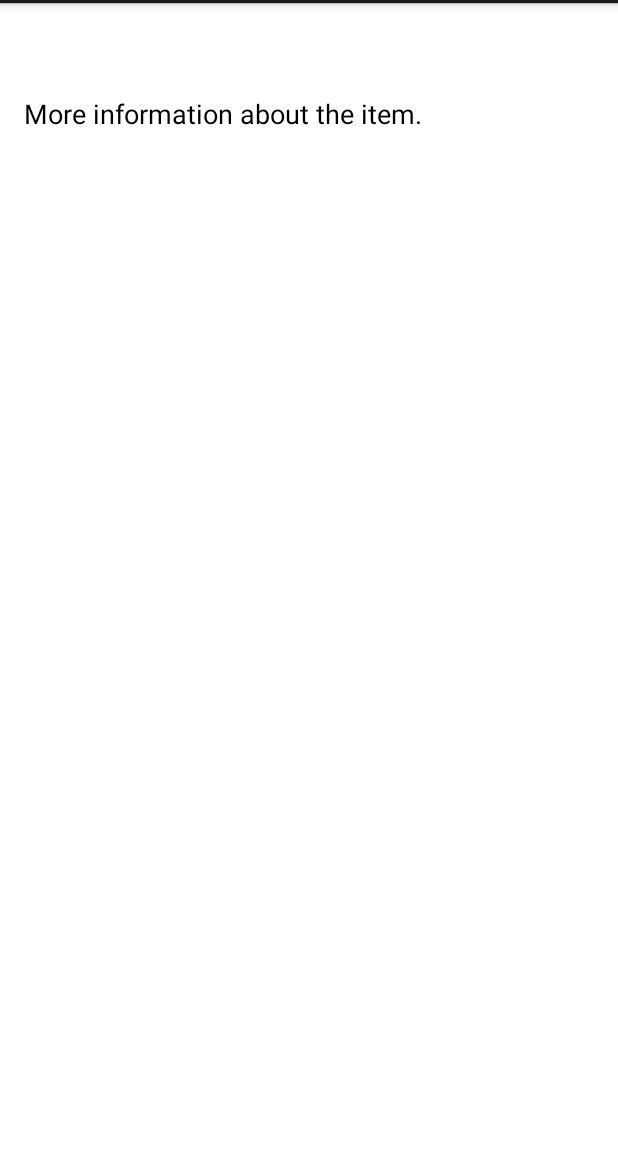
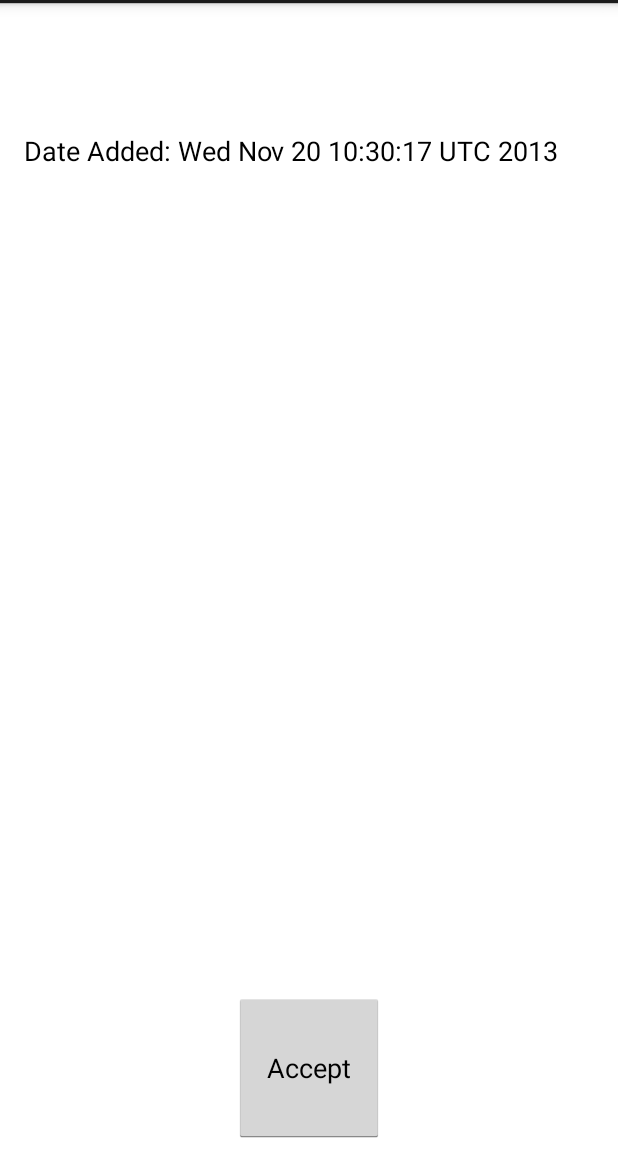
Before and after one commit to Zhomans/MobileProtoSprint3, an Android app: the ViewPagerFragment screen opened directly, with no data from a screen before it, on a phone screen of 412 x 824 dp, the part 69-1236 px from its top. Run offline under Robolectric (Android 15) with nearby library versions, the phone set to English and light mode, and no system bars.

Commit message:
Accept Button, Task deletion, Empty Page when nothing in DB

```diff
--- a/Otters/Otters/src/main/java/com/sprint3/otters/MakeTask.java
+++ b/Otters/Otters/src/main/java/com/sprint3/otters/MakeTask.java
@@ -61,9 +61,8 @@ public class MakeTask extends Activity{
                 task.setId("");
                 db.addTask(task);
 
-//                ArrayList<Task> tasks = db.getTasksBySize("small");
 
-                Intent i = new Intent(getApplicationContext(), Bing.class); // creates a new intent i, which is how Android passes information between activities, and defines this intent as a way to navigate to the SecondActivity
+                Intent i = new Intent(getApplicationContext(), MainActivity.class); // creates a new intent i, which is how Android passes information between activities, and defines this intent as a way to navigate to the SecondActivity
                 startActivity(i); // tells Android to make the intent active
             }
         });
--- a/Otters/Otters/src/main/java/com/sprint3/otters/ViewPagerFragment.java
+++ b/Otters/Otters/src/main/java/com/sprint3/otters/ViewPagerFragment.java
@@ -1,12 +1,16 @@
 package com.sprint3.otters;
 
 import android.content.Context;
+import android.content.Intent;
 import android.os.Bundle;
 import android.support.v4.app.Fragment;
 import android.view.LayoutInflater;
 import android.view.View;
 import android.view.ViewGroup;
+import android.widget.AdapterView;
+import android.widget.Button;
 import android.widget.TextView;
+import android.widget.Toast;
 
 import java.util.ArrayList;
 
@@ -25,15 +29,44 @@ public class ViewPagerFragment extends Fragment {
 
     @Override
     public View onCreateView(LayoutInflater inflater, ViewGroup container,Bundle savedInstanceState) {
-        ViewGroup root = (ViewGroup) inflater.inflate(R.layout.fragment_screen_slide_page, null);
+        ViewGroup root;
         tasks = ((ViewPagerActivity) getActivity()).getTasks();
 
         if (tasks.size() > 0) {
-        ((TextView) root.findViewById(R.id.TaskTitle)).setText(
-                tasks.get(position).name);
-        } else {
-            ((TextView) root.findViewById(R.id.TaskTitle)).setText("Error: Nothing in DB of this size.");
+            root = (ViewGroup) inflater.inflate(R.layout.fragment_screen_slide_page, null);
+            final Task task = tasks.get(position);
+            ((TextView) root.findViewById(R.id.TaskTitle)).setText(
+                    task.name);
+            ((TextView) root.findViewById(R.id.TaskDescription)).setText(
+                    task.description);
+            ((TextView) root.findViewById(R.id.TaskDate)).setText(
+                    "Date Added: " + task.date);
+
+            final DBHandler db = new DBHandler(this.getActivity());
+            db.open();
+
+            Button accept = (Button) root.findViewById(R.id.acceptButton);
+            accept.setOnClickListener(new View.OnClickListener() {
+                @Override
+                public void onClick(View view) {
+
+                    if (task.reoccuring == 0){
+                        db.deleteTaskById(task.id);
+                        Toast.makeText(getActivity(), "Accepted non-recurring task: " + task.name, Toast.LENGTH_SHORT).show();
+                    } else {
+                        Toast.makeText(getActivity(), "Accepted recurring task: " + task.name, Toast.LENGTH_SHORT).show();
+                    }
+
+                    Intent i = new Intent(getActivity().getApplicationContext(), MainActivity.class);
+                    startActivity(i);
+                };
+            });
+
+
+
         }
+
+        else { root = (ViewGroup) inflater.inflate(R.layout.fragment_screen_slide_empty_page, null); }
 
         return root;
     }
--- a/Otters/Otters/src/main/res/layout/fragment_screen_slide_page.xml
+++ b/Otters/Otters/src/main/res/layout/fragment_screen_slide_page.xml
@@ -1,31 +1,44 @@
 <?xml version="1.0" encoding="utf-8"?>
 
-<ScrollView xmlns:android="http://schemas.android.com/apk/res/android"
-    android:id="@+id/content"
-    android:layout_width="match_parent"
-    android:layout_height="match_parent">
 
-    <LinearLayout android:layout_width="match_parent"
-        android:layout_height="wrap_content"
-        android:orientation="vertical"
+    <RelativeLayout xmlns:android="http://schemas.android.com/apk/res/android"
+        android:layout_width="match_parent"
+        android:layout_height="fill_parent"
+        android:id="@+id/content"
         android:padding="16dp">
 
         <TextView
             style="?android:textAppearanceLarge"
             android:id="@+id/TaskTitle"
             android:textStyle="bold"
-            android:text="Item Title"
+            android:text="Task Title"
             android:layout_width="match_parent"
             android:layout_height="wrap_content"
-            android:layout_marginBottom="16dp" />
+            android:layout_marginBottom="16dp"
+            android:textAlignment="center"/>
 
         <TextView style="?android:textAppearanceMedium"
             android:id="@+id/TaskDescription"
             android:lineSpacingMultiplier="1.2"
             android:layout_width="match_parent"
             android:layout_height="wrap_content"
+            android:layout_below="@id/TaskTitle"
             android:text="More information about the item." />
 
-    </LinearLayout>
+        <TextView style="?android:textAppearanceMedium"
+            android:id="@+id/TaskDate"
+            android:lineSpacingMultiplier="1.2"
+            android:layout_width="match_parent"
+            android:layout_height="wrap_content"
+            android:layout_below="@id/TaskDescription"
+            android:text="Date" />
 
-</ScrollView>
+        <Button
+            android:layout_width="100sp"
+            android:layout_height="100sp"
+            android:layout_alignParentBottom="true"
+            android:layout_centerHorizontal="true"
+            android:text="Accept"
+            android:id="@+id/acceptButton"/>
+
+    </RelativeLayout>
```
Also changed, not shown: Otters/Otters/src/main/java/com/sprint3/otters/ViewPagerActivity.java (+22 -1 lines), Otters/Otters/src/main/res/layout/fragment_screen_slide_empty_page.xml (added, +20 -0 lines).
